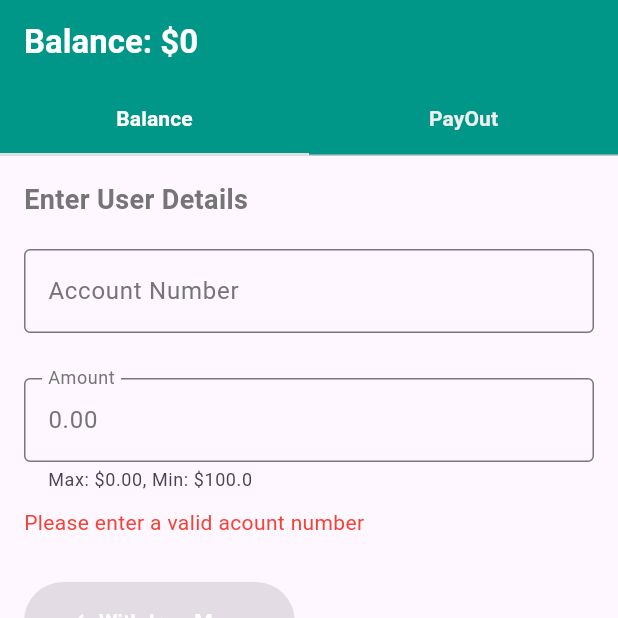
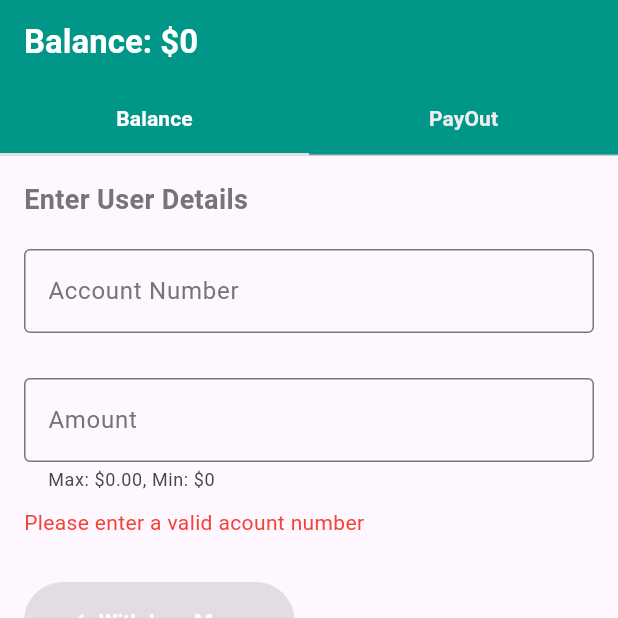
Before and after one commit to devfemibadmus/flutter-tasks-webapp, a Flutter app: the HomePage screen opened directly with empty values, after a tap on "Withdraw Money", on a phone screen of 412 x 824 dp, the top half of it. Run offline on Flutter 3.47's test engine with Material 3 defaults, Android fonts, the phone set to English and light mode, and no system bars; missing offline and left inert: dart:html.

Commit message:
:ok_hand: updates a :page_facing_up: nd add sha :bug:

```diff
--- a/lib/balance.dart
+++ b/lib/balance.dart
@@ -19,14 +19,13 @@ class BalancePage extends StatefulWidget {
 
 class BalancePageState extends State<BalancePage> {
   String? selectedBank;
-  final double minimumWithdraw = 100.00;
   String isErrorMessage = '';
   String accountName = '';
   bool isLoading = false;
   bool isError = false;
   bool isAccountError = false;
   TextEditingController accountNumber = TextEditingController(text: '');
-  TextEditingController withdrawAmount = TextEditingController(text: '0.00');
+  TextEditingController withdrawAmount = TextEditingController(text: '');
   late List<PayOut> payoutsData = [];
 
   late User user;
@@ -57,12 +56,17 @@ class BalancePageState extends State<BalancePage> {
         isError = true;
         isErrorMessage = 'Please hold while we verify account';
       });
-    } else if (minimumWithdraw > double.parse(withdrawAmount.value.text)) {
+    } else if (withdrawAmount.value.text.isEmpty) {
       setState(() {
         isError = true;
-        isErrorMessage = 'Minimum withdrawal is \$$minimumWithdraw';
+        isErrorMessage = 'Please enter a valid amount to withdraw';
       });
-    } else if (double.parse(withdrawAmount.value.text) > user.balance) {
+    } else if (user.minWithdraw > int.parse(withdrawAmount.value.text)) {
+      setState(() {
+        isError = true;
+        isErrorMessage = 'Minimum withdrawal is \$${user.minWithdraw}';
+      });
+    } else if (int.parse(withdrawAmount.value.text) > user.balance) {
       setState(() {
         isError = true;
         isErrorMessage = 'Insufficient balance';
@@ -287,7 +291,7 @@ class BalancePageState extends State<BalancePage> {
                     borderSide: BorderSide(color: Colors.teal.shade300),
                   ),
                   helperText:
-                      "Max: \$${user.balance.toStringAsFixed(2)}, Min: \$$minimumWithdraw",
+                      "Max: \$${user.balance.toStringAsFixed(2)}, Min: \$${user.minWithdraw}",
                 ),
                 onChanged: (value) {
                   setState(() {
--- a/lib/model.dart
+++ b/lib/model.dart
@@ -10,6 +10,8 @@ class User {
   String email;
   bool isVerify;
   bool hasPaid;
+  double rearns;
+  int minWithdraw;
   int passedTasks;
   int failedTasks;
   int pendingTasks;
@@ -24,6 +26,8 @@ class User {
     required this.balance,
     required this.referral,
     required this.hasPaid,
+    required this.rearns,
+    required this.minWithdraw,
     required this.isVerify,
     required this.passedTasks,
     required this.failedTasks,
@@ -37,11 +41,13 @@ class User {
       email: json['user']['email'],
       balance: json['user']['balance'],
       isVerify: json['user']['isVerify'],
+      rearns: json['user']['rearns'],
       hasPaid: json['user']['hasPaid'],
       referral: json['user']['referral'],
       passedTasks: json['user']['passedTasks'],
       failedTasks: json['user']['failedTasks'],
       pendingTasks: json['user']['pendingTasks'],
+      minWithdraw: json['user']['minWithdraw'],
       documentSubmitted: json['user']['documentSubmitted'],
       tasks: List<Task>.from(json['tasks'].map((task) => Task.fromJson(task))),
     );
@@ -123,6 +129,8 @@ User defaultUser = User(
   passedTasks: 0,
   failedTasks: 0,
   pendingTasks: 0,
+  rearns: 0,
+  minWithdraw: 0,
 );
 
 Future<List<Bank>> fetchBanks() async {
--- a/lib/user.dart
+++ b/lib/user.dart
@@ -298,14 +298,6 @@ class UserPageState extends State<UserPage> {
                       ),
                     ),
                   ),
-                  const SizedBox(height: 24),
-                  Text(
-                    "Earn \$0.03 per person referred",
-                    style: TextStyle(
-                      fontSize: 16,
-                      color: Colors.grey.shade600,
-                    ),
-                  ),
                 ] else ...[
                   Center(
                     child: Row(
@@ -328,6 +320,14 @@ class UserPageState extends State<UserPage> {
                     ),
                   ),
                 ],
+                const SizedBox(height: 24),
+                Text(
+                  "Earn \$${user.rearns} per person referred",
+                  style: TextStyle(
+                    fontSize: 16,
+                    color: Colors.grey.shade600,
+                  ),
+                ),
                 const SizedBox(height: 24),
                 Row(
                   children: [
```
